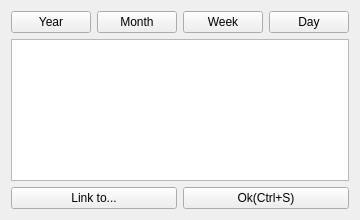
Before: the Qt Designer form misli_desktop/editnotedialogue.ui in v-ko/pamet, drawn with Qt 5.
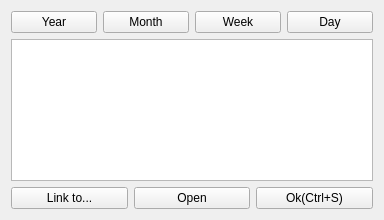
After: the same form once the commit is applied.

The edit to the form file:
```diff
--- a/misli_desktop/editnotedialogue.ui
+++ b/misli_desktop/editnotedialogue.ui
@@ -6,7 +6,7 @@
    <rect>
     <x>0</x>
     <y>0</y>
-    <width>358</width>
+    <width>384</width>
     <height>220</height>
    </rect>
   </property>
@@ -58,8 +58,8 @@
       <string>&lt;!DOCTYPE HTML PUBLIC &quot;-//W3C//DTD HTML 4.0//EN&quot; &quot;http://www.w3.org/TR/REC-html40/strict.dtd&quot;&gt;
 &lt;html&gt;&lt;head&gt;&lt;meta name=&quot;qrichtext&quot; content=&quot;1&quot; /&gt;&lt;style type=&quot;text/css&quot;&gt;
 p, li { white-space: pre-wrap; }
-&lt;/style&gt;&lt;/head&gt;&lt;body style=&quot; font-family:'Cantarell'; font-size:11pt; font-weight:400; font-style:normal;&quot;&gt;
-&lt;p style=&quot;-qt-paragraph-type:empty; margin-top:0px; margin-bottom:0px; margin-left:0px; margin-right:0px; -qt-block-indent:0; text-indent:0px; font-family:'Ubuntu';&quot;&gt;&lt;br /&gt;&lt;/p&gt;&lt;/body&gt;&lt;/html&gt;</string>
+&lt;/style&gt;&lt;/head&gt;&lt;body style=&quot; font-family:'Cantarell'; font-size:10pt; font-weight:400; font-style:normal;&quot;&gt;
+&lt;p style=&quot;-qt-paragraph-type:empty; margin-top:0px; margin-bottom:0px; margin-left:0px; margin-right:0px; -qt-block-indent:0; text-indent:0px; font-family:'Ubuntu'; font-size:11pt;&quot;&gt;&lt;br /&gt;&lt;/p&gt;&lt;/body&gt;&lt;/html&gt;</string>
      </property>
      <property name="acceptRichText">
       <bool>false</bool>
@@ -78,6 +78,13 @@
        </property>
       </widget>
      </item>
+     <item>
+      <widget class="QPushButton" name="openButton">
+       <property name="text">
+        <string>Open</string>
+       </property>
+      </widget>
+     </item>
      <item>
       <widget class="QPushButton" name="okButton">
        <property name="text">
```
